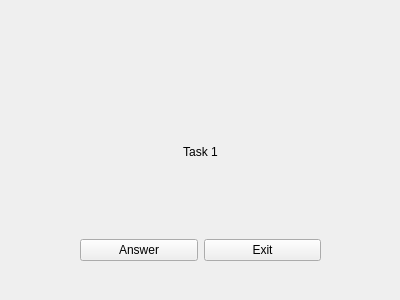
First picture: the form in client_interface/navigation_page.ui, repository vvvver/Tech_prog, before the edit.
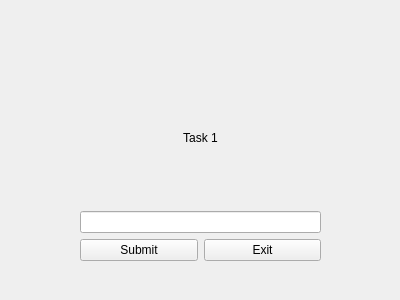
Second picture: the form after the edit. The open tabs and pages were chosen to show the change.

Patch:
```diff
--- a/client_interface/navigation_page.ui
+++ b/client_interface/navigation_page.ui
@@ -170,12 +170,12 @@
       </rect>
      </property>
      <layout class="QGridLayout" name="gridLayout_2">
-      <item row="1" column="0">
+      <item row="2" column="0">
        <layout class="QHBoxLayout" name="horizontalLayout_2">
         <item>
          <widget class="QPushButton" name="answer_Button">
           <property name="text">
-           <string>Answer</string>
+           <string>Submit</string>
           </property>
          </widget>
         </item>
@@ -188,9 +188,10 @@
         </item>
        </layout>
       </item>
+      <item row="1" column="0">
+       <widget class="QLineEdit" name="answer_task1"/>
+      </item>
       <item row="0" column="0">
-       <layout class="QHBoxLayout" name="horizontalLayout_4">
-        <item>
          <widget class="QLabel" name="label">
           <property name="text">
            <string>Task 1</string>
@@ -202,8 +203,6 @@
            <number>0</number>
           </property>
          </widget>
-        </item>
-       </layout>
       </item>
      </layout>
     </widget>
```
Left out of the diff: 15 changed lines with no effect on the pictures. Lines whose indentation alone changed are shown as unchanged.
